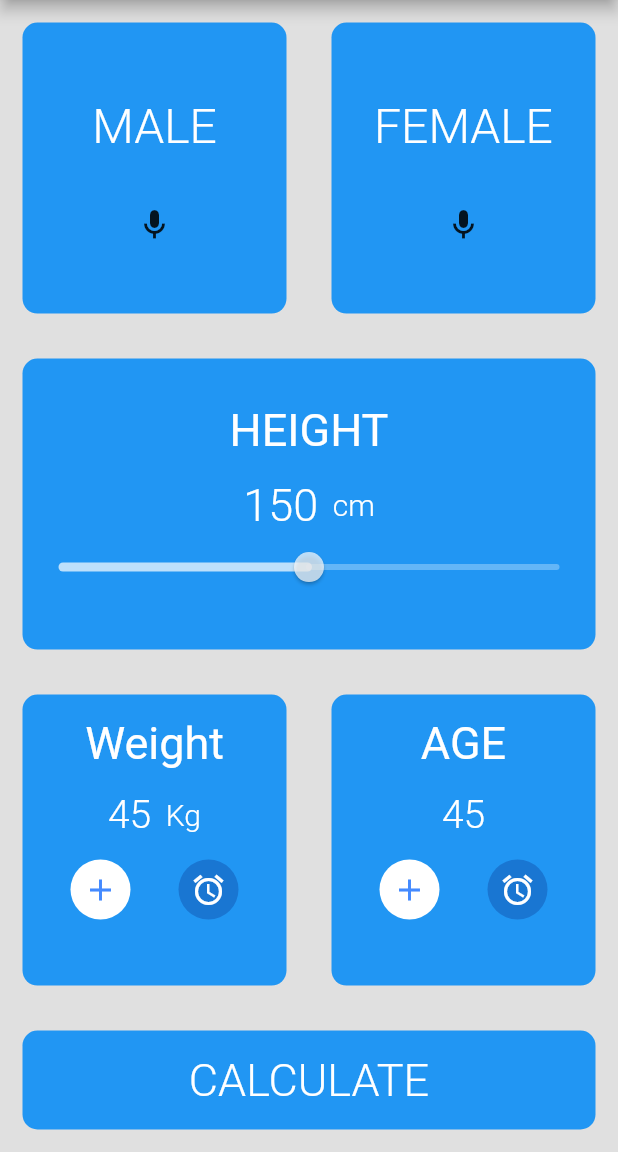
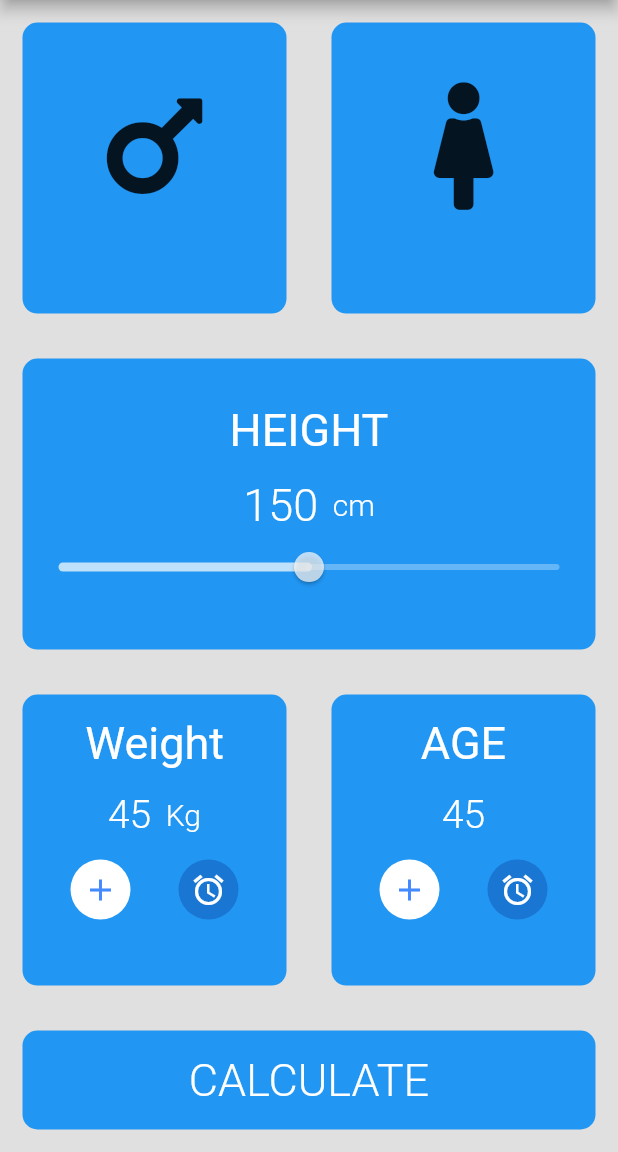
Before and after one commit to SasikaAththanayaka/bmi_calculator, a Flutter app: the screen it shows after launch, on a phone screen of 412 x 824 dp, the part 84-1236 px from its top. Run offline on Flutter 3.47's test engine with Material 2 defaults, Android fonts, the phone set to English and light mode, and no system bars; our stand-ins replace font_awesome_flutter.

Commit message:
First row was completed

```diff
--- a/lib/screens/HomeScreen.dart
+++ b/lib/screens/HomeScreen.dart
@@ -1,4 +1,5 @@
 import 'package:flutter/material.dart';
+import 'package:font_awesome_flutter/font_awesome_flutter.dart';
 
 class HomeScreen extends StatefulWidget {
   @override
@@ -61,18 +62,12 @@ class _HomeScreenState extends State<HomeScreen> {
                         child: Column(
                           children: <Widget>[
                             Padding(
-                              padding: const EdgeInsets.only(
-                                  top: 50.0, bottom: 35.0),
-                              child: Text(
-                                "MALE",
-                                style: TextStyle(
-                                  fontWeight: FontWeight.w300,
-                                  color: Colors.white,
-                                  fontSize: 32.0,
-                                ),
+                              padding: const EdgeInsets.all(40.0),
+                              child: Icon(
+                                FontAwesomeIcons.mars,
+                                size: 85.0,
                               ),
                             ),
-                            Icon(Icons.mic_sharp),
                           ],
                         ),
                       ),
@@ -95,19 +90,21 @@ class _HomeScreenState extends State<HomeScreen> {
                       child: Container(
                         child: Column(
                           children: <Widget>[
+                            /*Text(
+                              "FEMALE",
+                              style: TextStyle(
+                                fontWeight: FontWeight.w300,
+                                color: Colors.white,
+                                fontSize: 25.0,
+                              ),
+                            ),*/
                             Padding(
-                              padding: const EdgeInsets.only(
-                                  top: 50.0, bottom: 35.0),
-                              child: Text(
-                                "FEMALE",
-                                style: TextStyle(
-                                  fontWeight: FontWeight.w300,
-                                  color: Colors.white,
-                                  fontSize: 32.0,
-                                ),
+                              padding: const EdgeInsets.all(40.0),
+                              child: Icon(
+                                FontAwesomeIcons.female,
+                                size: 85.0,
                               ),
                             ),
-                            Icon(Icons.mic_sharp),
                           ],
                         ),
                       ),
--- a/pubspec.yaml
+++ b/pubspec.yaml
@@ -28,6 +28,7 @@ dependencies:
   # The following adds the Cupertino Icons font to your application.
   # Use with the CupertinoIcons class for iOS style icons.
   cupertino_icons: ^1.0.2
+  font_awesome_flutter: ^9.2.0
 
 dev_dependencies:
   flutter_test:
```
Also changed, not shown: pubspec.lock.
